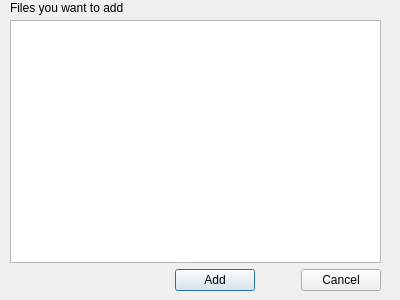
Qt form gitadddialog.ui (AnthonyChiavelli/GitVisualizationTool) before a commit.
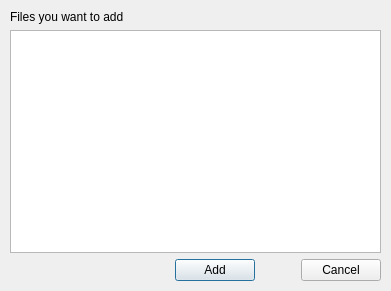
The same form after that commit.

```diff
--- a/gitadddialog.ui
+++ b/gitadddialog.ui
@@ -6,36 +6,30 @@
    <rect>
     <x>0</x>
     <y>0</y>
-    <width>400</width>
-    <height>300</height>
+    <width>391</width>
+    <height>291</height>
    </rect>
   </property>
   <property name="windowTitle">
    <string>Dialog</string>
   </property>
-  <widget class="QLabel" name="label">
+  <widget class="QWidget" name="layoutWidget">
    <property name="geometry">
     <rect>
      <x>10</x>
-     <y>0</y>
-     <width>131</width>
-     <height>16</height>
-    </rect>
-   </property>
-   <property name="text">
-    <string>Files you want to add</string>
-   </property>
-  </widget>
-  <widget class="QWidget" name="">
-   <property name="geometry">
-    <rect>
-     <x>10</x>
-     <y>20</y>
+     <y>10</y>
      <width>371</width>
      <height>271</height>
     </rect>
    </property>
    <layout class="QVBoxLayout" name="verticalLayout">
+    <item>
+     <widget class="QLabel" name="label">
+      <property name="text">
+       <string>Files you want to add</string>
+      </property>
+     </widget>
+    </item>
     <item>
      <widget class="QTextBrowser" name="textBrowser"/>
     </item>
```
Left out of the diff: 4 changed lines with no effect on the pictures.
